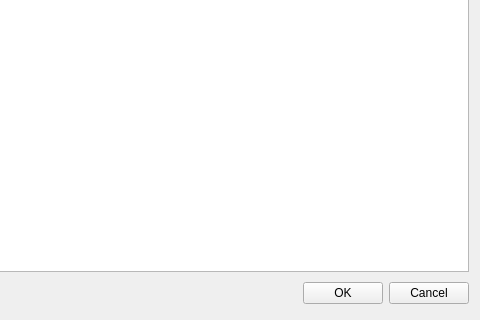
Old version of the form source/Gui/WebSimulationSelectionView.ui in the repository chrxh/alien; both pictures show x 182 to 662 and y 199 to 519 of the 662 by 519 pixel window.
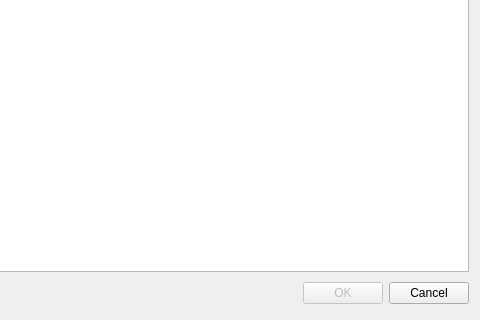
New version of the form.

```diff
--- a/source/Gui/WebSimulationSelectionView.ui
+++ b/source/Gui/WebSimulationSelectionView.ui
@@ -53,6 +53,9 @@
      </item>
      <item>
       <widget class="QPushButton" name="okButton">
+       <property name="enabled">
+        <bool>false</bool>
+       </property>
        <property name="text">
         <string>OK</string>
        </property>
```
Left out of the diff: 2 changed lines with no effect on the pictures.
